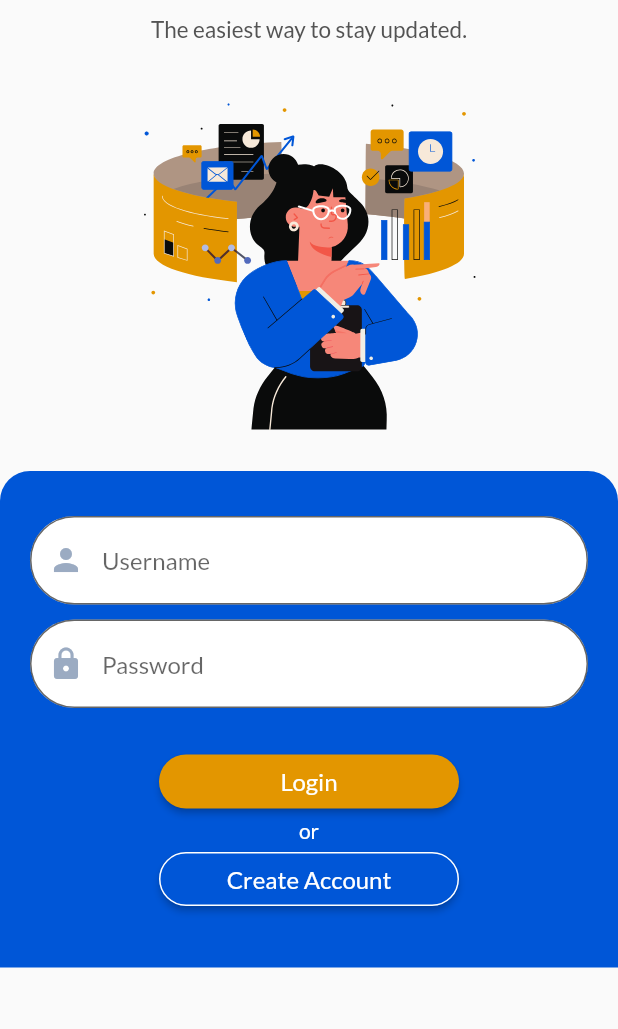
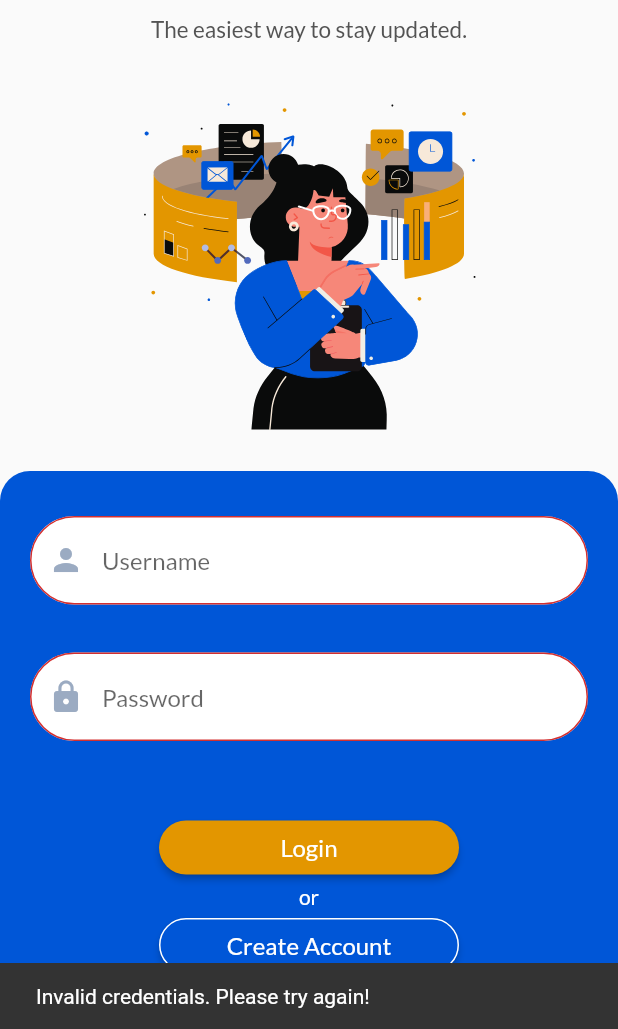
Before and after one commit to riaacordero/OOP-Module-3-Exam, a Flutter app: the screen it shows after launch, after a tap on "Login", on a phone screen of 412 x 824 dp, the part 207-1236 px from its top. Run offline on Flutter 3.47's test engine with Material 2 defaults, Android fonts, the phone set to English and light mode, and no system bars; our stand-ins replace flutter_svg.

```diff
--- a/lib/screens/login_screen.dart
+++ b/lib/screens/login_screen.dart
@@ -1,6 +1,9 @@
+import 'package:chika/others/navigation_tab.dart';
 import 'package:flutter/material.dart';
 import 'package:flutter/widgets.dart';
 import 'package:flutter_svg/flutter_svg.dart';
+
+import 'news_feed.dart';
 
 class LoginScreen extends StatelessWidget {
   const LoginScreen({Key? key}) : super(key: key);
@@ -106,43 +109,43 @@ class _LoginFormState extends State<_LoginForm> {
                             width: 200,
                             child: ElevatedButton(
                               onPressed: () {
-                                // if (_formKey.currentState!.validate()) {
-                                //   Navigator.push(
-                                //       context,
-                                //       MaterialPageRoute(
-                                //           builder: (context) => DashboardScreen()
-                                //       )
-                                //   );
-                                // } else {
-                                //   ScaffoldMessenger.of(context).showSnackBar(
-                                //     SnackBar(
-                                //       content: Text(
-                                //         'Invalid credentials. Please try again!'
-                                //       )
-                                //     )
-                                //   );
-                                // }
+                                if (_formKey.currentState!.validate()) {
+                                  Navigator.push(
+                                      context,
+                                      MaterialPageRoute(
+                                          builder: (context) => FeedScreens()
+                                      )
+                                  );
+                                } else {
+                                  ScaffoldMessenger.of(context).showSnackBar(
+                                    const SnackBar(
+                                      content: Text(
+                                        'Invalid credentials. Please try again!'
+                                      )
+                                    )
+                                  );
+                                }
                               },
                               child: const Text("Login",
                                   style: TextStyle(
                                       color: Colors.white, fontSize: 16)),
                               style: ElevatedButton.styleFrom(
-                                  primary: Color(0xFFE39600),
-                                  shape: StadiumBorder()),
+                                  primary: const Color(0xFFE39600),
+                                  shape: const StadiumBorder()),
                             ),
                           ),
-                          Text("or", style: TextStyle(color: Colors.white)),
+                          const Text("or", style: TextStyle(color: Colors.white)),
                           SizedBox(
                             width: 200,
                             child: ElevatedButton(
                               onPressed: () {
-                                // Navigator.push(
-                                //     context,
-                                //     MaterialPageRoute(
-                                //         builder: (context) =>
-                                //         UnderConstructionScreen()
-                                //     )
-                                // );
+                                Navigator.push(
+                                    context,
+                                    MaterialPageRoute(
+                                        builder: (context) =>
+                                        const NewsFeed()
+                                    )
+                                );
                               },
                               child: const Text("Create Account",
                                   style: TextStyle(
```
Also changed, not shown: lib/others/navigation_tab.dart (added, +44 -0 lines), lib/screens/news_feed.dart (added, +20 -0 lines), lib/screens/notification_screen.dart (added, +21 -0 lines), lib/screens/profile_screen.dart (added, +20 -0 lines), lib/screens/search_screen.dart (added, +20 -0 lines).
